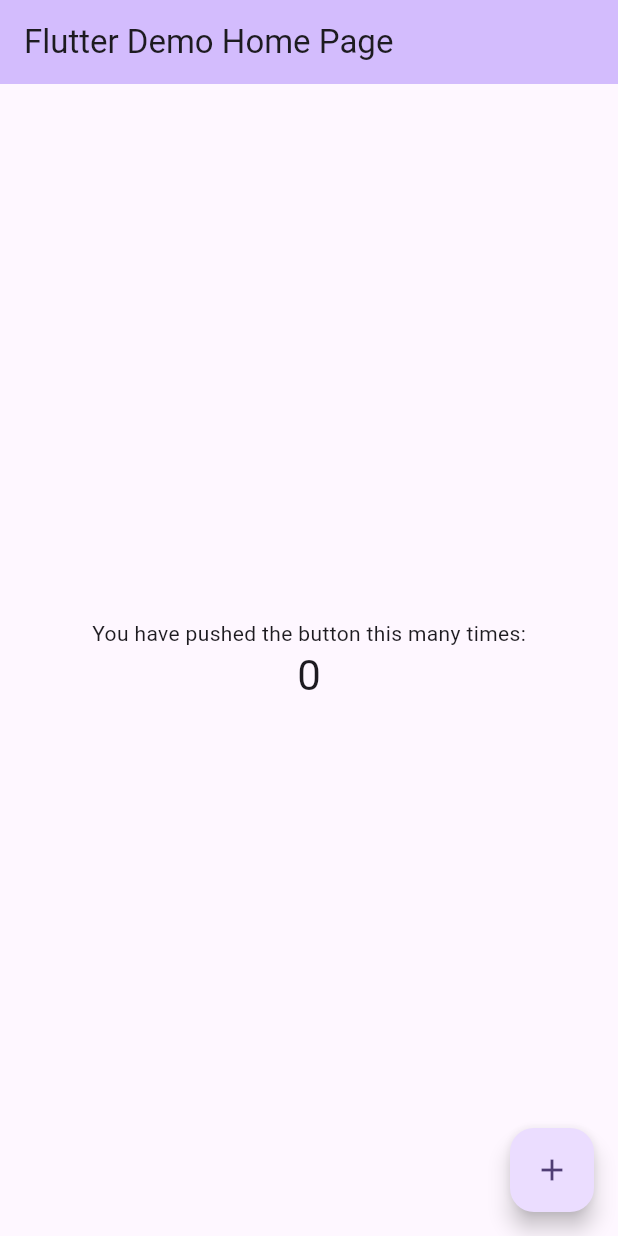
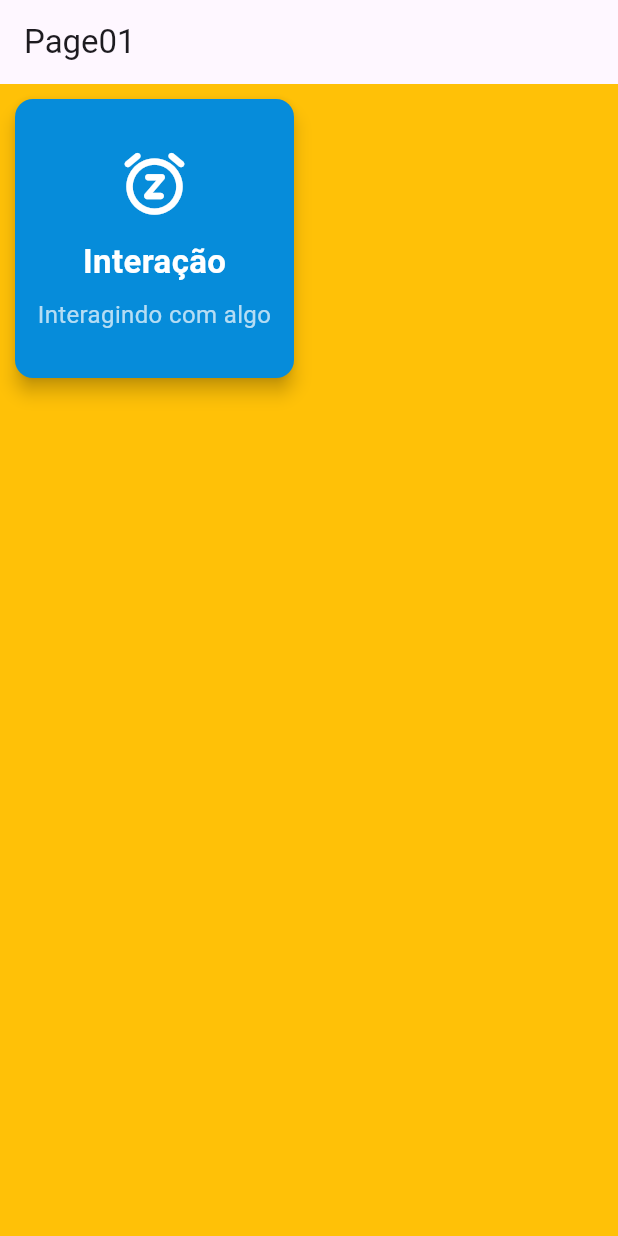
Before and after one commit to 1BrenoAlv/Flutter-Layouts, a Flutter app: the screen it shows after launch, on a phone screen of 412 x 824 dp. Run offline on Flutter 3.47's test engine with Material 3 defaults, Android fonts, the phone set to English and light mode, and no system bars.

Commit message:
feat: add interaction pages

```diff
--- /dev/null
+++ b/lib/features/app_Main.dart
@@ -0,0 +1,18 @@
+import 'package:flutter/material.dart';
+import 'package:flutter_layouts/features/presentation/pages/home_page.dart';
+
+class AppMain extends StatelessWidget {
+  const AppMain({super.key});
+
+  @override
+  Widget build(BuildContext context) {
+    return MaterialApp(
+      initialRoute: '/',
+      debugShowCheckedModeBanner: false,
+      title: 'Project for struct and layouts in flutter',
+      theme: ThemeData.light(useMaterial3: true),
+      darkTheme: ThemeData.dark(useMaterial3: true),
+      home: HomePage(),
+    );
+  }
+}
--- /dev/null
+++ b/lib/features/presentation/pages/home_page.dart
@@ -0,0 +1,31 @@
+import 'package:flutter/material.dart';
+import 'package:flutter_layouts/features/presentation/pages/ex.dart';
+import 'package:flutter_layouts/features/presentation/widgets/card_widgets.dart';
+
+class HomePage extends StatefulWidget {
+  const HomePage({super.key});
+
+  @override
+  State<HomePage> createState() => _HomePageState();
+}
+
+class _HomePageState extends State<HomePage> {
+  @override
+  Widget build(BuildContext context) {
+    return Scaffold(
+      backgroundColor: Colors.amber,
+      appBar: AppBar(title: Text('Page01')),
+      body: GridView.count(
+        crossAxisCount: 2,
+        children: [
+          CardHomeWidget(
+            titulo: 'Interação',
+            descricao: 'Interagindo com algo',
+            icone: Icons.snooze_rounded,
+            destino: const Ex(),
+          ),
+        ],
+      ),
+    );
+  }
+}
--- /dev/null
+++ b/lib/features/presentation/widgets/card_widgets.dart
@@ -0,0 +1,61 @@
+import 'package:flutter/material.dart';
+
+// 1. Renomeei para ser mais claro e adicionei as propriedades
+class CardHomeWidget extends StatelessWidget {
+  // 2. O widget agora recebe os dados que você precisa
+  final String titulo;
+  final IconData icone;
+  final String descricao;
+  final Widget destino; // A página/widget para onde navegar
+
+  const CardHomeWidget({
+    super.key,
+    required this.titulo,
+    required this.icone,
+    required this.descricao,
+    required this.destino,
+  });
+
+  @override
+  Widget build(BuildContext context) {
+    return GestureDetector(
+      onTap: () {
+        Navigator.push(
+          context,
+          MaterialPageRoute(builder: (context) => destino),
+        );
+      },
+      child: Card(
+        margin: const EdgeInsets.all(10),
+        color: const Color.fromARGB(255, 6, 140, 218),
+        elevation: 5,
+        child: Padding(
+          padding: const EdgeInsets.all(15.0),
+          child: Column(
+            mainAxisSize: MainAxisSize.min,
+            crossAxisAlignment: CrossAxisAlignment.center,
+            mainAxisAlignment: MainAxisAlignment.center,
+            children: [
+              Icon(icone, size: 50, color: Colors.white),
+              const SizedBox(height: 12),
+              Text(
+                titulo,
+                style: const TextStyle(
+                  fontSize: 22,
+                  fontWeight: FontWeight.bold,
+                  color: Colors.white,
+                ),
+              ),
+              const SizedBox(height: 8),
+              Text(
+                descricao,
+                textAlign: TextAlign.center,
+                style: const TextStyle(fontSize: 16, color: Colors.white70),
+              ),
+            ],
+          ),
+        ),
+      ),
+    );
+  }
+}
--- a/lib/main.dart
+++ b/lib/main.dart
@@ -1,122 +1,6 @@
 import 'package:flutter/material.dart';
+import 'package:flutter_layouts/features/app_Main.dart';
 
 void main() {
-  runApp(const MyApp());
+  runApp(const AppMain());
 }
-
-class MyApp extends StatelessWidget {
-  const MyApp({super.key});
-
-  // This widget is the root of your application.
-  @override
-  Widget build(BuildContext context) {
-    return MaterialApp(
-      title: 'Flutter Demo',
-      theme: ThemeData(
-        // This is the theme of your application.
-        //
-        // TRY THIS: Try running your application with "flutter run". You'll see
-        // the application has a purple toolbar. Then, without quitting the app,
-        // try changing the seedColor in the colorScheme below to Colors.green
-        // and then invoke "hot reload" (save your changes or press the "hot
-        // reload" button in a Flutter-supported IDE, or press "r" if you used
-        // the command line to start the app).
-        //
-        // Notice that the counter didn't reset back to zero; the application
-        // state is not lost during the reload. To reset the state, use hot
-        // restart instead.
-        //
-        // This works for code too, not just values: Most code changes can be
-        // tested with just a hot reload.
-        colorScheme: ColorScheme.fromSeed(seedColor: Colors.deepPurple),
-      ),
-      home: const MyHomePage(title: 'Flutter Demo Home Page'),
-    );
-  }
-}
-
-class MyHomePage extends StatefulWidget {
-  const MyHomePage({super.key, required this.title});
-
-  // This widget is the home page of your application. It is stateful, meaning
-  // that it has a State object (defined below) that contains fields that affect
-  // how it looks.
-
-  // This class is the configuration for the state. It holds the values (in this
-  // case the title) provided by the parent (in this case the App widget) and
-  // used by the build method of the State. Fields in a Widget subclass are
-  // always marked "final".
-
-  final String title;
-
-  @override
-  State<MyHomePage> createState() => _MyHomePageState();
-}
-
-class _MyHomePageState extends State<MyHomePage> {
-  int _counter = 0;
-
-  void _incrementCounter() {
-    setState(() {
-      // This call to setState tells the Flutter framework that something has
-      // changed in this State, which causes it to rerun the build method below
-      // so that the display can reflect the updated values. If we changed
-      // _counter without calling setState(), then the build method would not be
-      // called again, and so nothing would appear to happen.
-      _counter++;
-    });
-  }
-
-  @override
-  Widget build(BuildContext context) {
-    // This method is rerun every time setState is called, for instance as done
-    // by the _incrementCounter method above.
-    //
-    // The Flutter framework has been optimized to make rerunning build methods
-    // fast, so that you can just rebuild anything that needs updating rather
-    // than having to individually change instances of widgets.
-    return Scaffold(
-      appBar: AppBar(
-        // TRY THIS: Try changing the color here to a specific color (to
-        // Colors.amber, perhaps?) and trigger a hot reload to see the AppBar
-        // change color while the other colors stay the same.
-        backgroundColor: Theme.of(context).colorScheme.inversePrimary,
-        // Here we take the value from the MyHomePage object that was created by
-        // the App.build method, and use it to set our appbar title.
-        title: Text(widget.title),
-      ),
-      body: Center(
-        // Center is a layout widget. It takes a single child and positions it
-        // in the middle of the parent.
-        child: Column(
-          // Column is also a layout widget. It takes a list of children and
-          // arranges them vertically. By default, it sizes itself to fit its
-          // children horizontally, and tries to be as tall as its parent.
-          //
-          // Column has various properties to control how it sizes itself and
-          // how it positions its children. Here we use mainAxisAlignment to
-          // center the children vertically; the main axis here is the vertical
-          // axis because Columns are vertical (the cross axis would be
-          // horizontal).
-          //
-          // TRY THIS: Invoke "debug painting" (choose the "Toggle Debug Paint"
-          // action in the IDE, or press "p" in the console), to see the
-          // wireframe for each widget.
-          mainAxisAlignment: MainAxisAlignment.center,
-          children: <Widget>[
-            const Text('You have pushed the button this many times:'),
-            Text(
-              '$_counter',
-              style: Theme.of(context).textTheme.headlineMedium,
-            ),
-          ],
-        ),
-      ),
-      floatingActionButton: FloatingActionButton(
-        onPressed: _incrementCounter,
-        tooltip: 'Increment',
-        child: const Icon(Icons.add),
-      ), // This trailing comma makes auto-formatting nicer for build methods.
-    );
-  }
-}
```
Also changed, not shown: lib/features/presentation/pages/ex.dart (added, +97 -0 lines), 1 other file.
